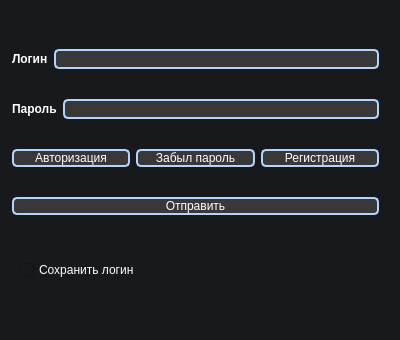
Old version of the form mainwindow.ui in the repository sanekxxz/launcher.
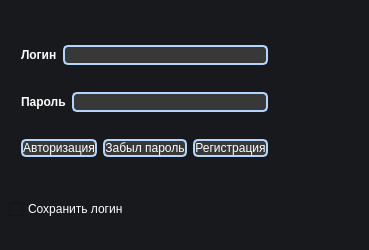
New version of the form.

Patch:
```diff
--- a/mainwindow.ui
+++ b/mainwindow.ui
@@ -6,16 +6,25 @@
    <rect>
     <x>0</x>
     <y>0</y>
-    <width>400</width>
-    <height>340</height>
+    <width>369</width>
+    <height>250</height>
    </rect>
   </property>
   <property name="minimumSize">
    <size>
-    <width>400</width>
-    <height>340</height>
+    <width>350</width>
+    <height>250</height>
    </size>
   </property>
+  <property name="maximumSize">
+   <size>
+    <width>369</width>
+    <height>250</height>
+   </size>
+  </property>
+  <property name="contextMenuPolicy">
+   <enum>Qt::ContextMenuPolicy::DefaultContextMenu</enum>
+  </property>
   <property name="windowTitle">
    <string>Launcher</string>
   </property>
@@ -24,19 +33,23 @@
 font: 600 12pt &quot;Segoe UI&quot;;
 color: #fff;</string>
   </property>
+  <property name="toolButtonStyle">
+   <enum>Qt::ToolButtonStyle::ToolButtonIconOnly</enum>
+  </property>
   <property name="documentMode">
    <bool>false</bool>
   </property>
   <widget class="QWidget" name="centralwidget">
+   <layout class="QGridLayout" name="gridLayout">
+    <item row="1" column="0">
+     <widget class="QCheckBox" name="checkBox">
+      <property name="text">
+       <string>Сохранить логин</string>
+      </property>
+     </widget>
+    </item>
+    <item row="0" column="0">
    <widget class="QGroupBox" name="groupBox">
-    <property name="geometry">
-     <rect>
-      <x>0</x>
-      <y>10</y>
-      <width>391</width>
-      <height>241</height>
-     </rect>
-    </property>
     <property name="styleSheet">
      <string notr="true">border: none;</string>
     </property>
@@ -52,8 +65,8 @@
     <property name="checked">
      <bool>false</bool>
     </property>
-    <layout class="QVBoxLayout" name="verticalLayout">
-     <item>
+      <layout class="QGridLayout" name="gridLayout_2">
+       <item row="0" column="0">
       <layout class="QHBoxLayout" name="horizontalLayout">
        <item>
         <widget class="QLabel" name="label">
@@ -77,7 +90,59 @@
        </item>
       </layout>
      </item>
+       <item row="2" column="0">
+        <layout class="QHBoxLayout" name="horizontalLayout_3">
      <item>
+          <widget class="QPushButton" name="auto_profil">
+           <property name="cursor">
+            <cursorShape>PointingHandCursor</cursorShape>
+           </property>
+           <property name="styleSheet">
+            <string notr="true">background-color:  #383838;
+border: 2px solid #b3d4fc;
+border-radius: 5px;
+color: #fff;</string>
+           </property>
+           <property name="text">
+            <string>Авторизация</string>
+           </property>
+          </widget>
+         </item>
+         <item>
+          <widget class="QPushButton" name="lostpassword">
+           <property name="cursor">
+            <cursorShape>PointingHandCursor</cursorShape>
+           </property>
+           <property name="styleSheet">
+            <string notr="true">background-color:  #383838;
+border: 2px solid #b3d4fc;
+border-radius: 5px;
+color: #fff;</string>
+           </property>
+           <property name="text">
+            <string>Забыл пароль</string>
+           </property>
+          </widget>
+         </item>
+         <item>
+          <widget class="QPushButton" name="reg">
+           <property name="cursor">
+            <cursorShape>PointingHandCursor</cursorShape>
+           </property>
+           <property name="styleSheet">
+            <string notr="true">background-color:  #383838;
+border: 2px solid #b3d4fc;
+border-radius: 5px;
+color: #fff;</string>
+           </property>
+           <property name="text">
+            <string>Регистрация</string>
+           </property>
+          </widget>
+         </item>
+        </layout>
+       </item>
+       <item row="1" column="0">
       <layout class="QHBoxLayout" name="horizontalLayout_2">
        <item>
         <widget class="QLabel" name="label_2">
@@ -107,86 +172,23 @@
        </item>
       </layout>
      </item>
-     <item>
-      <layout class="QHBoxLayout" name="horizontalLayout_3">
-       <item>
-        <widget class="QPushButton" name="auto_profil">
-         <property name="cursor">
-          <cursorShape>PointingHandCursor</cursorShape>
+       <item row="1" column="1">
+        <spacer name="horizontalSpacer">
+         <property name="orientation">
+          <enum>Qt::Orientation::Horizontal</enum>
          </property>
-         <property name="styleSheet">
-          <string notr="true">background-color:  #383838;
-border: 2px solid #b3d4fc;
-border-radius: 5px;
-color: #fff;</string>
-         </property>
-         <property name="text">
-          <string>Авторизация</string>
-         </property>
-        </widget>
-       </item>
-       <item>
-        <widget class="QPushButton" name="lostpassword">
-         <property name="cursor">
-          <cursorShape>PointingHandCursor</cursorShape>
-         </property>
-         <property name="styleSheet">
-          <string notr="true">background-color:  #383838;
-border: 2px solid #b3d4fc;
-border-radius: 5px;
-color: #fff;</string>
-         </property>
-         <property name="text">
-          <string>Забыл пароль</string>
-         </property>
-        </widget>
-       </item>
-       <item>
-        <widget class="QPushButton" name="reg">
-         <property name="cursor">
-          <cursorShape>PointingHandCursor</cursorShape>
-         </property>
-         <property name="styleSheet">
-          <string notr="true">background-color:  #383838;
-border: 2px solid #b3d4fc;
-border-radius: 5px;
-color: #fff;</string>
-         </property>
-         <property name="text">
-          <string>Регистрация</string>
-         </property>
-        </widget>
-       </item>
-      </layout>
-     </item>
-     <item>
-      <widget class="QPushButton" name="pushButton">
-       <property name="styleSheet">
-        <string notr="true">background-color:  #383838;
-border: 2px solid #b3d4fc;
-border-radius: 5px;
-color: #fff;</string>
-       </property>
-       <property name="text">
-        <string>Отправить</string>
-       </property>
-      </widget>
-     </item>
-    </layout>
-   </widget>
-   <widget class="QCheckBox" name="checkBox">
-    <property name="geometry">
-     <rect>
-      <x>20</x>
-      <y>260</y>
-      <width>161</width>
+         <property name="sizeHint" stdset="0">
+          <size>
+           <width>40</width>
       <height>20</height>
-     </rect>
-    </property>
-    <property name="text">
-     <string>Сохранить логин</string>
-    </property>
-   </widget>
+          </size>
+         </property>
+        </spacer>
+       </item>
+      </layout>
+     </widget>
+    </item>
+   </layout>
   </widget>
   <widget class="QMenuBar" name="menubar">
    <property name="geometry">
```
Left out of the diff: 11 changed lines with no effect on the pictures. Lines whose indentation alone changed are shown as unchanged.
